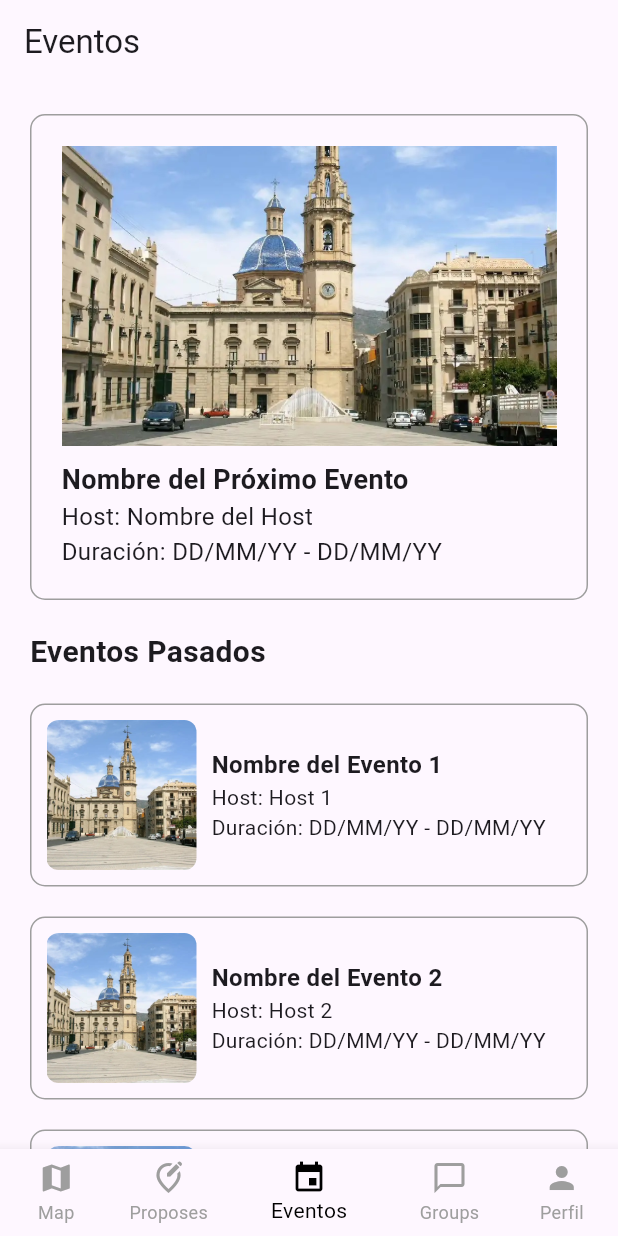
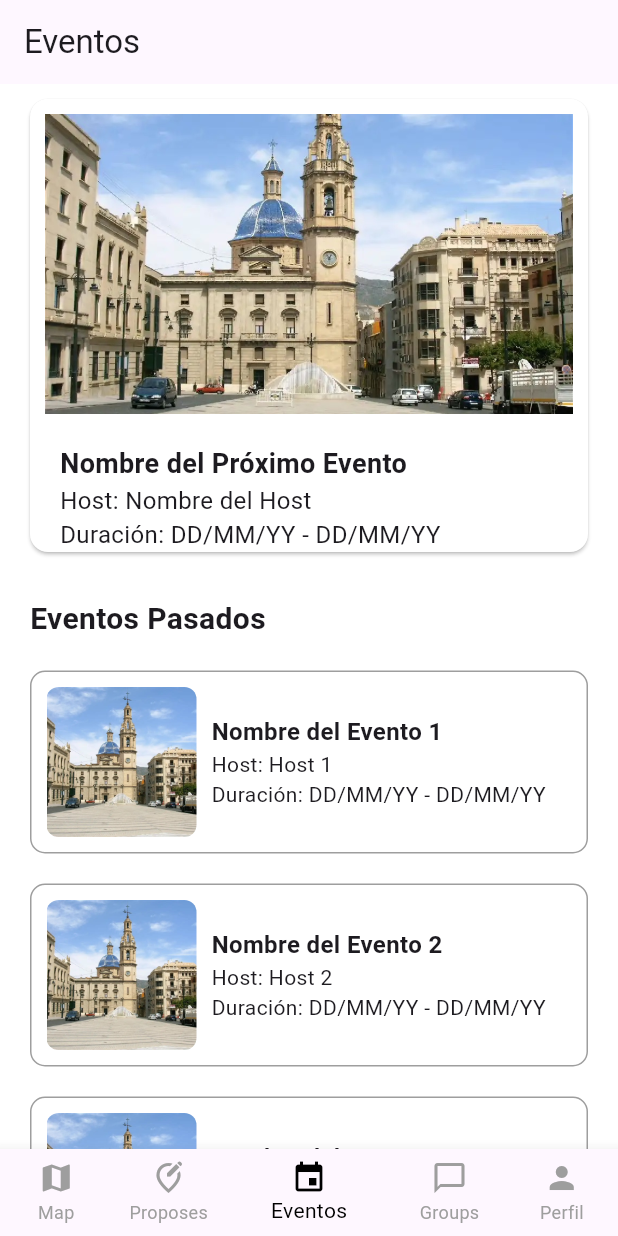
Before and after one commit to the-code-team/PostIn-App, a Flutter app: the screen it shows after launch, item 3 of the bottom bar chosen, on a phone screen of 412 x 824 dp. Run offline on Flutter 3.47's test engine with Material 3 defaults, Android fonts, the phone set to English and light mode, and no system bars; our stand-ins replace flutter_map, latlong2; statements that could not run were skipped.

Commit message:
feat(postin):Recuadro vista evento

```diff
--- a/lib/pages/eventsPage.dart
+++ b/lib/pages/eventsPage.dart
@@ -8,26 +8,36 @@ class EventsPage extends StatelessWidget {
         title: Text('Eventos'),
       ),
       body: SingleChildScrollView(
+        child: Container(
+          color: Colors.white,
+          padding: EdgeInsets.symmetric(horizontal: 20),
           child: Column(
             crossAxisAlignment: CrossAxisAlignment.stretch,
             children: [
               //Proximo evento
-            Container(
-              margin: EdgeInsets.all(20),
-              padding: EdgeInsets.all(20),
-              decoration: BoxDecoration(
-                border: Border.all(color: Colors.grey),
-                borderRadius: BorderRadius.circular(10),
-              ),
+              Card(
+                margin: EdgeInsets.symmetric(vertical: 10),
+                color: Colors.white,
                 child: Column(
                   crossAxisAlignment: CrossAxisAlignment.stretch,
                   children: [
-                  Image.asset(
+                    ClipRRect(
+                      borderRadius: BorderRadius.circular(10),
+                      child: Container(
+                        margin: EdgeInsets.all(10),
+                        child: Image.asset(
                           'assets/next_event_image.jpg',
                           height: 200,
                           fit: BoxFit.cover,
                         ),
+                      ),
+                    ),
                     SizedBox(height: 10),
+                    Padding(
+                      padding: const EdgeInsets.symmetric(horizontal: 20),
+                      child: Column(
+                        crossAxisAlignment: CrossAxisAlignment.start,
+                        children: [
                           Text(
                             'Nombre del Próximo Evento',
                             style: TextStyle(
@@ -46,17 +56,21 @@ class EventsPage extends StatelessWidget {
                         ],
                       ),
                     ),
+                  ],
+                ),
+              ),
               //Eventos que ya han pasado
-            Container(
-              padding: EdgeInsets.symmetric(horizontal: 20),
-              child: Column(
+              Column(
                 crossAxisAlignment: CrossAxisAlignment.stretch,
                 children: [
-                  Text(
+                  Padding(
+                    padding: EdgeInsets.only(top: 20),
+                    child: Text(
                       'Eventos Pasados',
                       style: TextStyle(
                         fontSize: 20,
                         fontWeight: FontWeight.bold,
+                      ),
                     ),
                   ),
                   SizedBox(height: 10),
@@ -80,8 +94,8 @@ class EventsPage extends StatelessWidget {
                   ),
                 ],
               ),
+            ],
           ),
-          ],
         ),
       ),
     );
--- a/lib/pages/profilePage.dart
+++ b/lib/pages/profilePage.dart
@@ -9,7 +9,7 @@ class ProfilePage extends StatelessWidget {
       ),
       body: SingleChildScrollView(
         child: Container(
-          color: Colors.white, // Fondo blanco
+          color: Colors.white,
           padding: EdgeInsets.symmetric(horizontal: 20),
           child: Column(
             crossAxisAlignment: CrossAxisAlignment.stretch,
```
Lines whose indentation alone changed are shown as unchanged.
